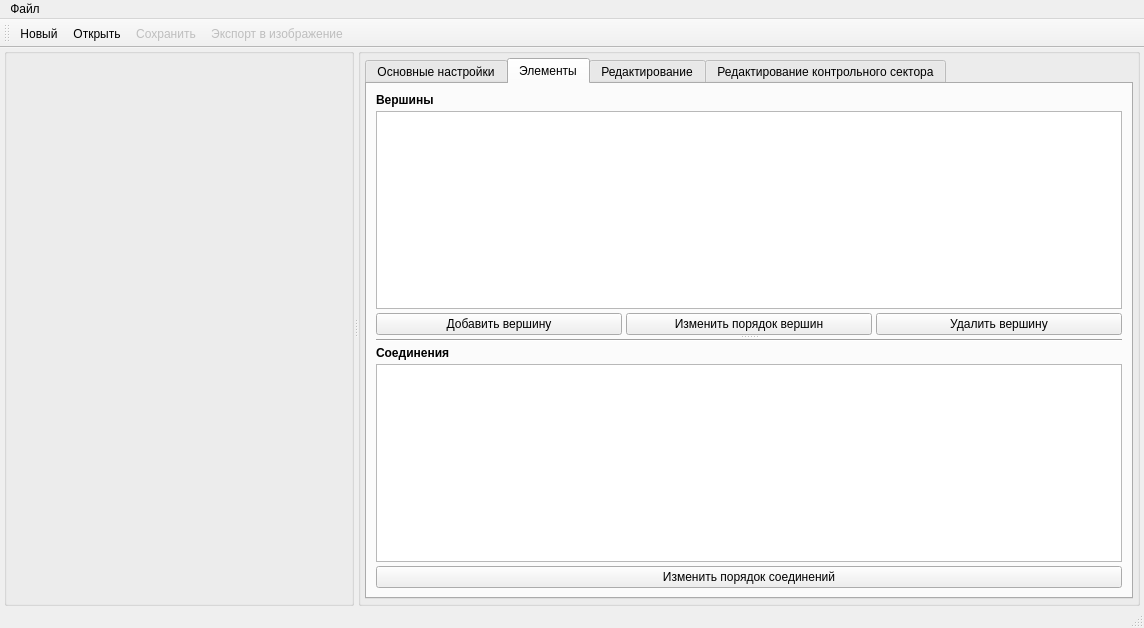
The window that designer/mainwindow.ui (Artemako/net-constructor) describes before a commit, drawn with Qt 5.
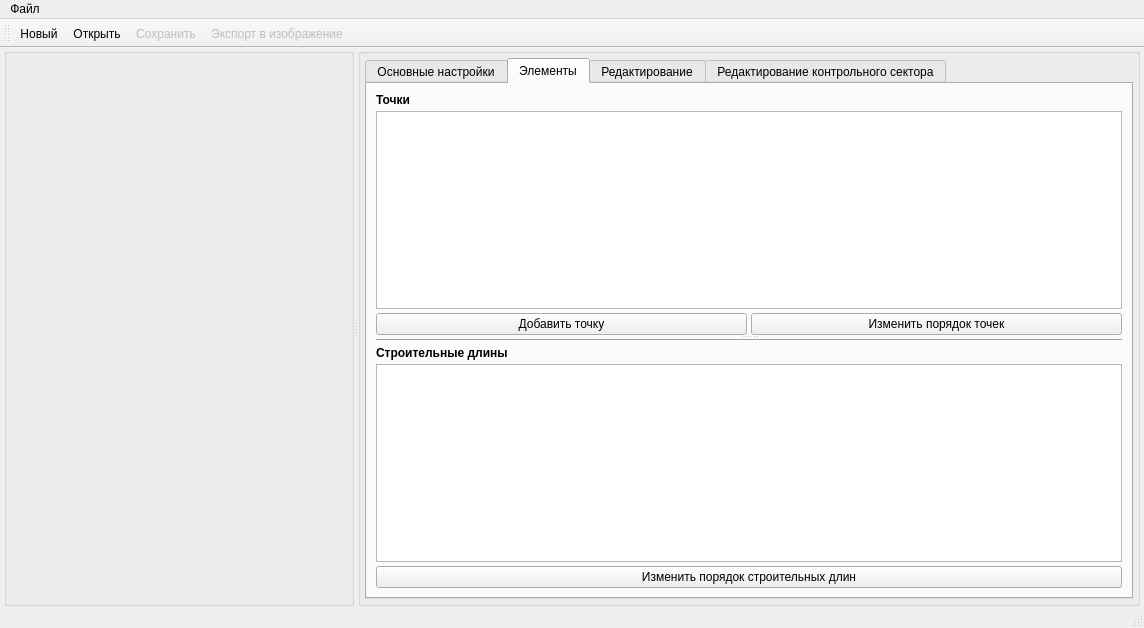
The same window after the commit. The open tabs and pages were chosen to show the change. Icons and pictures are not drawn. Custom widgets are drawn as their Qt base class.

Commit message: промежуточный этап (ПКМ удаление точек)

The edit to the form file:
```diff
--- a/designer/mainwindow.ui
+++ b/designer/mainwindow.ui
@@ -283,7 +283,7 @@
                 <item>
                  <widget class="QLabel" name="label_nodes">
                   <property name="text">
-                   <string>&lt;html&gt;&lt;head/&gt;&lt;body&gt;&lt;p&gt;&lt;span style=&quot; font-weight:700;&quot;&gt;Вершины&lt;/span&gt;&lt;/p&gt;&lt;/body&gt;&lt;/html&gt;</string>
+                   <string>&lt;html&gt;&lt;head/&gt;&lt;body&gt;&lt;p&gt;&lt;span style=&quot; font-weight:700;&quot;&gt;Точки&lt;/span&gt;&lt;/p&gt;&lt;/body&gt;&lt;/html&gt;</string>
                   </property>
                  </widget>
                 </item>
@@ -295,21 +295,14 @@
                   <item>
                    <widget class="QPushButton" name="btn_addnode">
                     <property name="text">
-                     <string>Добавить вершину</string>
+                     <string>Добавить точку</string>
                     </property>
                    </widget>
                   </item>
                   <item>
                    <widget class="QPushButton" name="btn_movenodes">
                     <property name="text">
-                     <string>Изменить порядок вершин</string>
-                    </property>
-                   </widget>
-                  </item>
-                  <item>
-                   <widget class="QPushButton" name="btn_deletenode">
-                    <property name="text">
-                     <string>Удалить вершину</string>
+                     <string>Изменить порядок точек</string>
                     </property>
                    </widget>
                   </item>
@@ -332,7 +325,7 @@
                 <item>
                  <widget class="QLabel" name="label_connections">
                   <property name="text">
-                   <string>&lt;html&gt;&lt;head/&gt;&lt;body&gt;&lt;p&gt;&lt;span style=&quot; font-weight:700;&quot;&gt;Соединения&lt;/span&gt;&lt;/p&gt;&lt;/body&gt;&lt;/html&gt;</string>
+                   <string>&lt;html&gt;&lt;head/&gt;&lt;body&gt;&lt;p&gt;&lt;span style=&quot; font-weight:700;&quot;&gt;Строительные длины&lt;/span&gt;&lt;/p&gt;&lt;/body&gt;&lt;/html&gt;</string>
                   </property>
                  </widget>
                 </item>
@@ -342,7 +335,7 @@
                 <item>
                  <widget class="QPushButton" name="btn_moveconnections">
                   <property name="text">
-                   <string>Изменить порядок соединений</string>
+                   <string>Изменить порядок строительных длин</string>
                   </property>
                  </widget>
                 </item>
```
Left out of the diff: 4 changed lines with no effect on the pictures. The commit also changes 17 other files.
